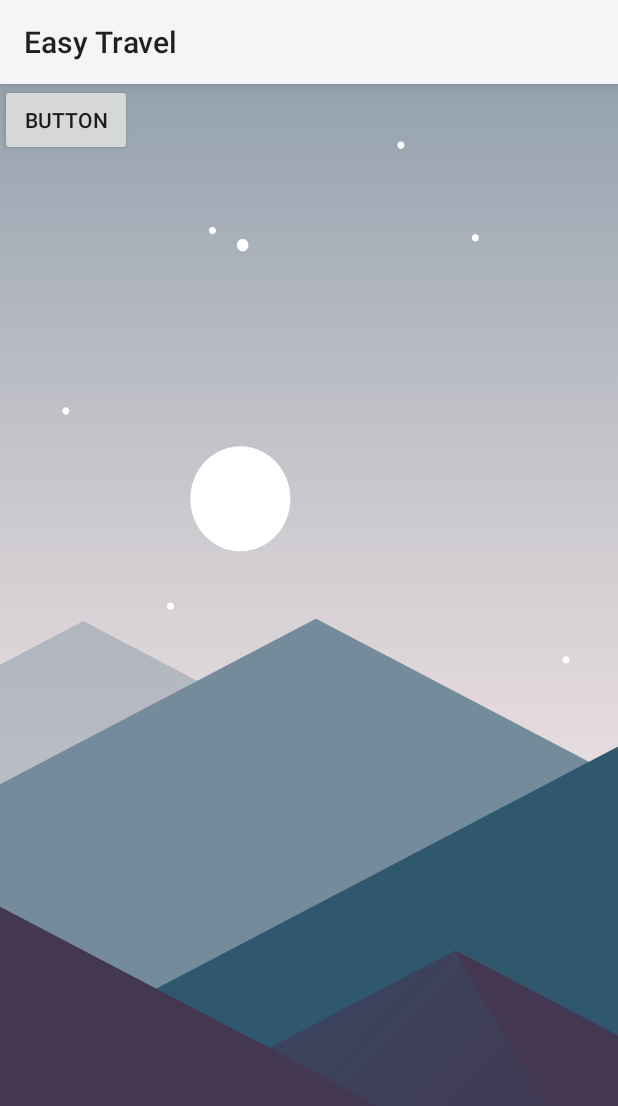
After one commit to prasanth1308/Easy-Travel, an Android app: the WelcomeActivity screen opened directly, with no data from a screen before it, on a phone screen of 412 x 824 dp. The commit adds this screen. Shown: the top 1106 px of the screen. Run offline under Robolectric (Android 15) with nearby library versions, the phone set to English and light mode, and no system bars; libraries missing offline, so code that uses them is left out: com.transitionseverywhere.

Commit message:
Added Welcome screen

```diff
--- a/app/build.gradle
+++ b/app/build.gradle
@@ -38,10 +38,14 @@ dependencies {
     implementation 'com.android.support:appcompat-v7:26.1.0'
     implementation 'com.android.support.constraint:constraint-layout:1.0.2'
     implementation 'com.android.support:support-v4:26.1.0'
+    implementation 'com.android.support:design:26.1.0'
     testImplementation 'junit:junit:4.12'
     androidTestImplementation 'com.android.support.test:runner:1.0.1'
     androidTestImplementation 'com.android.support.test.espresso:espresso-core:3.0.1'
+
     compile 'com.heinrichreimersoftware:material-intro:1.6.2'
+    compile "com.andkulikov:transitionseverywhere:1.7.8"
+
     def appCenterSdkVersion = '1.1.0'
     compile "com.microsoft.appcenter:appcenter-analytics:${appCenterSdkVersion}"
     compile "com.microsoft.appcenter:appcenter-crashes:${appCenterSdkVersion}"
--- a/app/src/main/AndroidManifest.xml
+++ b/app/src/main/AndroidManifest.xml
@@ -16,8 +16,9 @@
                 <category android:name="android.intent.category.LAUNCHER" />
             </intent-filter>
         </activity>
-        <activity android:name=".AppIntroActivity"></activity>
-        <activity android:name=".SplashActivity"></activity>
+        <activity android:name=".AppIntroActivity" />
+        <activity android:name=".SplashActivity" />
+        <activity android:name=".WelcomeActivity"></activity>
     </application>
 
 </manifest>
--- /dev/null
+++ b/app/src/main/java/com/technoblaze/easytravel/VisibleToggleClickListener.java
@@ -0,0 +1,20 @@
+package com.technoblaze.easytravel;
+
+import android.view.View;
+
+/**
+ * Created by prasanth on 13/1/18.
+ */
+
+abstract class VisibleToggleClickListener implements View.OnClickListener {
+
+    private boolean mVisible;
+
+    @Override
+    public void onClick(View v) {
+        mVisible = !mVisible;
+        changeVisibility(mVisible);
+    }
+
+    protected abstract void changeVisibility(boolean visible);
+}
--- /dev/null
+++ b/app/src/main/java/com/technoblaze/easytravel/WelcomeActivity.java
@@ -0,0 +1,52 @@
+package com.technoblaze.easytravel;
+
+import android.icu.util.Calendar;
+import android.os.Build;
+import android.support.annotation.RequiresApi;
+import android.support.constraint.ConstraintLayout;
+import android.support.v7.app.AppCompatActivity;
+import android.os.Bundle;
+import android.widget.Toast;
+
+import java.text.SimpleDateFormat;
+
+public class WelcomeActivity extends AppCompatActivity {
+
+    ConstraintLayout welcomeScreen;
+    SimpleDateFormat simpleDateFormat;
+    String time;
+    Calendar calander;
+    @RequiresApi(api = Build.VERSION_CODES.N)
+    @Override
+    protected void onCreate(Bundle savedInstanceState) {
+        super.onCreate( savedInstanceState );
+        setContentView( R.layout.activity_welcome );
+        welcomeScreen  = findViewById(R.id.container);
+        calander = Calendar.getInstance();
+        simpleDateFormat = new SimpleDateFormat("HH");
+
+        int timeOfDay  = Integer.parseInt( simpleDateFormat.format(calander.getTime()) );
+       // int timeOfDay = calander.get(Calendar.HOUR_OF_DAY);
+
+        if(timeOfDay >= 0 && timeOfDay < 12){
+            Toast.makeText(this, "Good Morning", Toast.LENGTH_SHORT).show();
+            welcomeScreen.setBackgroundResource(R.drawable.day_bg);
+        }else if(timeOfDay >= 12 && timeOfDay < 14){
+            Toast.makeText(this, "Good Afternoon", Toast.LENGTH_SHORT).show();
+            welcomeScreen.setBackgroundResource(R.drawable.day_bg);
+        }else if(timeOfDay >= 14 && timeOfDay < 19){
+            Toast.makeText(this, "Good Evening", Toast.LENGTH_SHORT).show();
+            welcomeScreen.setBackgroundResource(R.drawable.night_bg);
+        }else if(timeOfDay >= 19 && timeOfDay < 24){
+            Toast.makeText(this, "Good Night", Toast.LENGTH_SHORT).show();
+            welcomeScreen.setBackgroundResource(R.drawable.night_bg);
+        }
+
+        getSupportFragmentManager()
+                .beginTransaction()
+                .setCustomAnimations(R.anim.fade_in, R.anim.fade_out,
+                        R.anim.fade_in, R.anim.fade_out)
+                .replace(R.id.container, new WelcomeFragment() )
+                .commit();
+    }
+}
--- /dev/null
+++ b/app/src/main/java/com/technoblaze/easytravel/WelcomeFragment.java
@@ -0,0 +1,38 @@
+package com.technoblaze.easytravel;
+
+import android.content.Context;
+import android.net.Uri;
+import android.os.Bundle;
+import android.support.annotation.Nullable;
+import android.support.v4.app.Fragment;
+import android.view.Gravity;
+import android.view.LayoutInflater;
+import android.view.View;
+import android.view.ViewGroup;
+import android.widget.TextView;
+
+import com.transitionseverywhere.Slide;
+import com.transitionseverywhere.TransitionManager;
+
+
+
+public class WelcomeFragment extends Fragment {
+    @Nullable
+    @Override
+    public View onCreateView(LayoutInflater inflater, ViewGroup container, Bundle savedInstanceState) {
+        View view = inflater.inflate(R.layout.fragment_welcome, container, false);
+
+        final ViewGroup transitionsContainer = (ViewGroup) view.findViewById(R.id.transitions_container);
+        final TextView text = (TextView) transitionsContainer.findViewById(R.id.text);
+
+        transitionsContainer.findViewById(R.id.button).setOnClickListener(new VisibleToggleClickListener() {
+            @Override
+            protected void changeVisibility(boolean visible) {
+                TransitionManager.beginDelayedTransition(transitionsContainer, new Slide( Gravity.BOTTOM));
+                text.setVisibility(visible ? View.VISIBLE : View.GONE);
+            }
+        });
+
+        return view;
+    }
+}
--- /dev/null
+++ b/app/src/main/res/anim/fade_in.xml
@@ -0,0 +1,25 @@
+<?xml version="1.0" encoding="utf-8"?>
+<!--
+/* //device/apps/common/res/anim/fade_in.xml
+**
+** Copyright 2007, The Android Open Source Project
+**
+** Licensed under the Apache License, Version 2.0 (the "License");
+** you may not use this file except in compliance with the License.
+** You may obtain a copy of the License at
+**
+**     http://www.apache.org/licenses/LICENSE-2.0
+**
+** Unless required by applicable law or agreed to in writing, software
+** distributed under the License is distributed on an "AS IS" BASIS,
+** WITHOUT WARRANTIES OR CONDITIONS OF ANY KIND, either express or implied.
+** See the License for the specific language governing permissions and
+** limitations under the License.
+*/
+-->
+
+<alpha xmlns:android="http://schemas.android.com/apk/res/android"
+       android:duration="@android:integer/config_shortAnimTime"
+       android:fromAlpha="0.0"
+       android:interpolator="@android:interpolator/accelerate_quad"
+       android:toAlpha="1.0"/>
--- /dev/null
+++ b/app/src/main/res/anim/fade_out.xml
@@ -0,0 +1,25 @@
+<?xml version="1.0" encoding="utf-8"?>
+<!--
+/* //device/apps/common/res/anim/fade_in.xml
+**
+** Copyright 2007, The Android Open Source Project
+**
+** Licensed under the Apache License, Version 2.0 (the "License");
+** you may not use this file except in compliance with the License.
+** You may obtain a copy of the License at
+**
+**     http://www.apache.org/licenses/LICENSE-2.0
+**
+** Unless required by applicable law or agreed to in writing, software
+** distributed under the License is distributed on an "AS IS" BASIS,
+** WITHOUT WARRANTIES OR CONDITIONS OF ANY KIND, either express or implied.
+** See the License for the specific language governing permissions and
+** limitations under the License.
+*/
+-->
+
+<alpha xmlns:android="http://schemas.android.com/apk/res/android"
+       android:duration="@android:integer/config_shortAnimTime"
+       android:fromAlpha="1.0"
+       android:interpolator="@android:interpolator/decelerate_quad"
+       android:toAlpha="0.0"/>
--- /dev/null
+++ b/app/src/main/res/layout/activity_welcome.xml
@@ -0,0 +1,10 @@
+<?xml version="1.0" encoding="utf-8"?>
+<android.support.constraint.ConstraintLayout xmlns:android="http://schemas.android.com/apk/res/android"
+    xmlns:app="http://schemas.android.com/apk/res-auto"
+    xmlns:tools="http://schemas.android.com/tools"
+    android:layout_width="match_parent"
+    android:layout_height="match_parent"
+    android:id="@+id/container"
+    tools:context="com.technoblaze.easytravel.WelcomeActivity">
+
+</android.support.constraint.ConstraintLayout>
--- /dev/null
+++ b/app/src/main/res/layout/fragment_welcome.xml
@@ -0,0 +1,25 @@
+<FrameLayout xmlns:android="http://schemas.android.com/apk/res/android"
+    xmlns:tools="http://schemas.android.com/tools"
+    android:layout_width="match_parent"
+    android:layout_height="match_parent"
+    android:id="@+id/transitions_container"
+    tools:context="com.technoblaze.easytravel.WelcomeFragment">
+
+    <!-- TODO: Update blank fragment layout -->
+
+    <Button
+        android:id="@+id/button"
+        android:layout_width="wrap_content"
+        android:layout_height="wrap_content"
+        android:text="Button" />
+
+    <TextView
+        android:id="@+id/text"
+        android:layout_width="wrap_content"
+        android:layout_height="wrap_content"
+        android:layout_marginTop="160dp"
+        android:text="Transitions are awesome!"
+        android:textColor="@color/color_accent"
+        android:visibility="gone"/>
+
+</FrameLayout>
--- /dev/null
+++ b/app/src/main/res/values/dimens.xml
@@ -0,0 +1,3 @@
+<resources>
+    <dimen name="fab_margin">16dp</dimen>
+</resources>
--- a/app/src/main/res/values/strings.xml
+++ b/app/src/main/res/values/strings.xml
@@ -81,4 +81,8 @@
     <string name="description_canteen_intro2" translatable="false">Search and compare hotel near you. Instant booking</string>
     <string name="description_canteen_intro3" translatable="false">Book a cab, compare and ride, UBER, OLA, etc</string>
     <string name="label_button_cta_canteen_intro" translatable="false">Get started</string>
+    <string name="title_activity_welcome">Welcome</string>
+
+    <!-- TODO: Remove or change this placeholder text -->
+    <string name="hello_blank_fragment">Hello blank fragment</string>
 </resources>
--- a/app/src/main/res/values/styles.xml
+++ b/app/src/main/res/values/styles.xml
@@ -1,5 +1,7 @@
 <resources>
 
 
+    <style name="AppTheme.AppBarOverlay" parent="ThemeOverlay.AppCompat.Dark.ActionBar" />
 
+    <style name="AppTheme.PopupOverlay" parent="ThemeOverlay.AppCompat.Light" />
 </resources>
```
Also changed, not shown: app/src/main/java/com/technoblaze/easytravel/MainActivity.java (+12 -0 lines), app/src/main/res/layout/activity_main.xml (+12 -0 lines), app/src/main/res/drawable-nodpi/day_bg.jpg (added), app/src/main/res/drawable-nodpi/night_bg.jpg (added), app/src/main/res/drawable-nodpi/welcome_bg.png (added), 1 other file.
